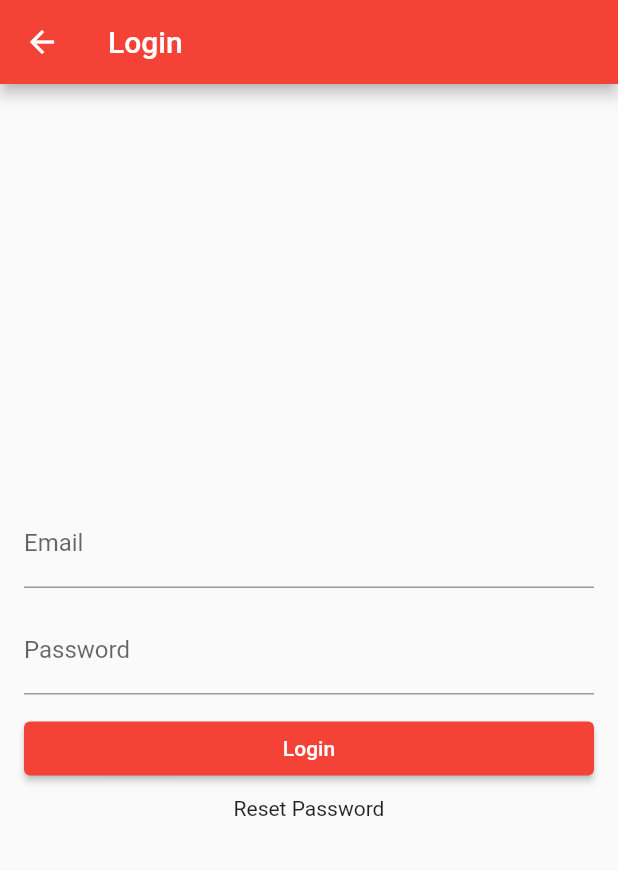
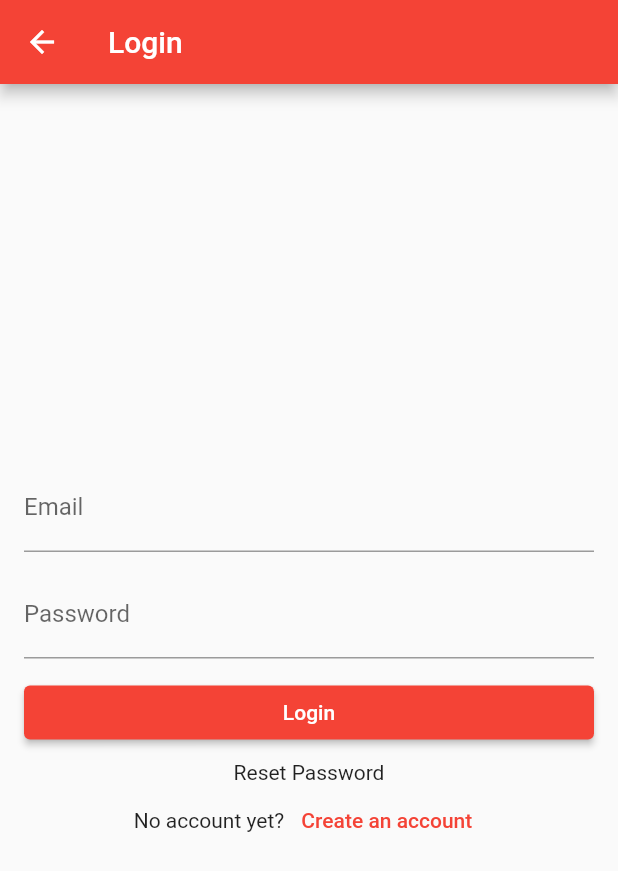
Before and after one commit to markhallak/AnxietyGo, a Flutter app: the LoginPage screen opened directly, on a phone screen of 412 x 824 dp. Shown: the top 871 px of the screen. Run offline on Flutter 3.47's test engine with Material 2 defaults, Android fonts, the phone set to English and light mode, and no system bars; our stand-ins replace carousel_slider; network calls fail.

Commit message:
Added Create an Account button, navigates to create account screen

```diff
--- /dev/null
+++ b/lib/components/create_account_button.dart
@@ -0,0 +1,27 @@
+import 'package:flutter/material.dart';
+
+import 'package:anxiety_go/pages/createAccountPage.dart';
+
+class CreateAccountButton extends StatelessWidget {
+  const CreateAccountButton({Key? key}) : super(key: key);
+
+  @override
+  Widget build(BuildContext context) {
+    return Row(
+      mainAxisAlignment: MainAxisAlignment.center,
+      crossAxisAlignment: CrossAxisAlignment.center,
+      children: [
+        const Text('No account yet? '),
+        TextButton(
+          onPressed: () => Navigator.push<MaterialPageRoute>(
+            context,
+            MaterialPageRoute(
+              builder: (_) => const CreateAccountPage(),
+            ),
+          ),
+          child: const Text('Create an account'),
+        ),
+      ],
+    );
+  }
+}
--- a/lib/pages/loginPage.dart
+++ b/lib/pages/loginPage.dart
@@ -1,4 +1,6 @@
 import 'package:flutter/material.dart';
+
+import 'package:anxiety_go/components/create_account_button.dart';
 
 class LoginPage extends StatelessWidget {
   const LoginPage({Key? key}) : super(key: key);
@@ -43,7 +45,8 @@ class LoginPage extends StatelessWidget {
             GestureDetector(
               onTap: () {},
               child: const Text('Reset Password'),
-            )
+            ),
+            const CreateAccountButton(),
           ],
         ),
       ),
```
